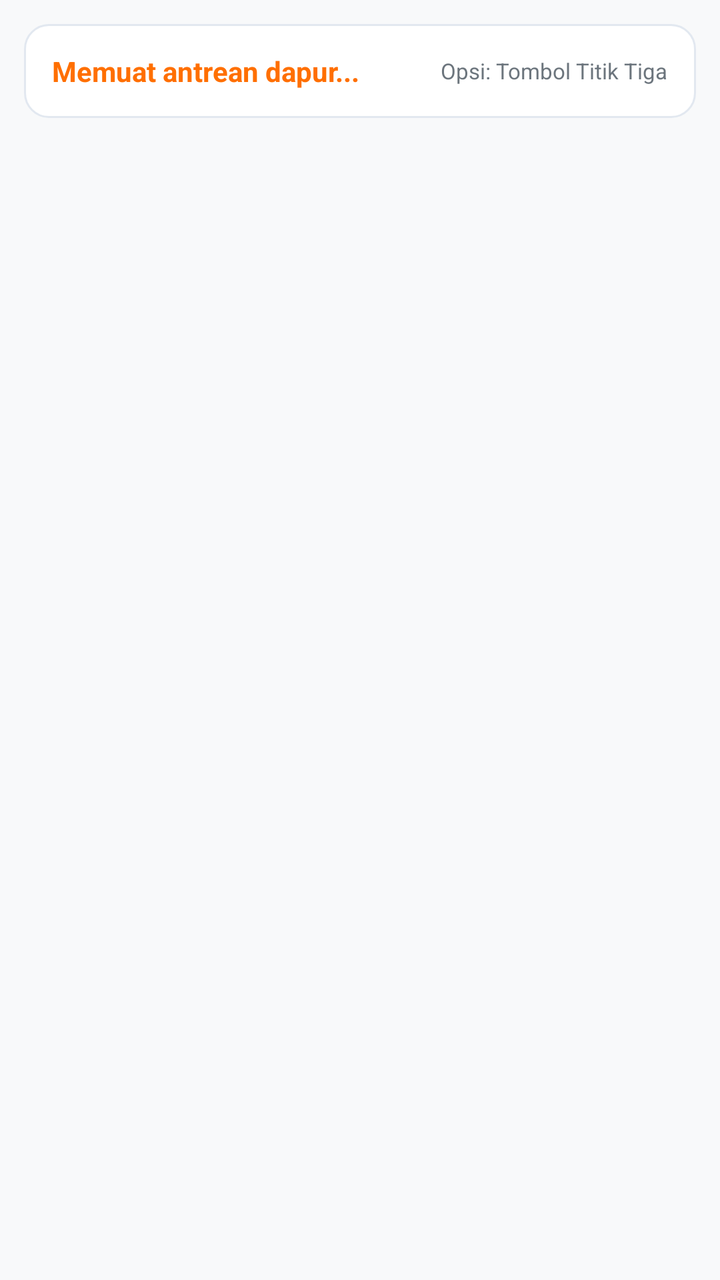
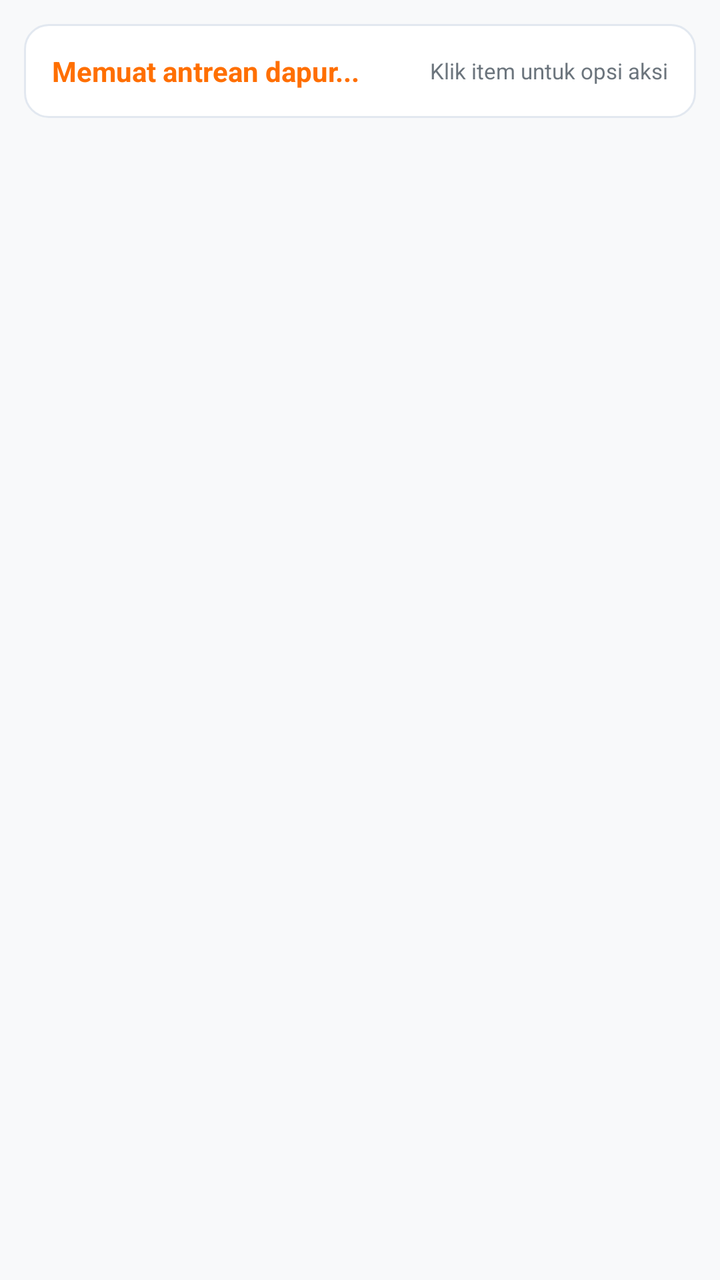

Screens rendered from an Android XML layout before and after an edit, with the pre-edit source and the edit as a unified diff.
<!-- AndroidManifest.xml: application theme Theme.Material3.Light -->
<!-- res/layout/fragment_antrian.xml -->
<?xml version="1.0" encoding="utf-8"?>
<LinearLayout xmlns:android="http://schemas.android.com/apk/res/android"
    android:layout_width="match_parent"
    android:layout_height="match_parent"
    android:orientation="vertical"
    android:background="#F8F9FA"
    android:padding="12dp">

    
    <LinearLayout
        android:layout_width="match_parent"
        android:layout_height="wrap_content"
        android:orientation="horizontal"
        android:background="@drawable/bg_card_minimal"
        android:padding="14dp"
        android:gravity="center_vertical"
        android:layout_marginBottom="8dp">

        <TextView
            android:id="@+id/tvInfoAntrian"
            android:layout_width="0dp"
            android:layout_height="wrap_content"
            android:layout_weight="1"
            android:text="Memuat antrean dapur..."
            android:textStyle="bold"
            android:textColor="@color/primary"
            android:textSize="14sp" />

        <TextView
            android:layout_width="wrap_content"
            android:layout_height="wrap_content"
            android:text="Opsi: Tombol Titik Tiga"
            android:textSize="11sp"
            android:textColor="#6C757D" />
    </LinearLayout>

    
    <TextView
        android:id="@+id/tvKosong"
        android:layout_width="match_parent"
        android:layout_height="wrap_content"
        android:text="Belum ada pesanan aktif di dapur."
        android:textAlignment="center"
        android:padding="32dp"
        android:textColor="#6C757D"
        android:textSize="13sp"
        android:visibility="gone" />

    
    <ListView
        android:id="@+id/lsAntrian"
        android:layout_width="match_parent"
        android:layout_height="0dp"
        android:layout_weight="1"
        android:divider="@android:color/transparent"
        android:dividerHeight="8dp" />

</LinearLayout>
<!-- resources referenced by this layout -->
<resources>
  <color name="primary">#FF6F00</color>
  <!-- drawable bg_card_minimal (drawable) -->
  <?xml version="1.0" encoding="utf-8"?>
  <shape xmlns:android="http://schemas.android.com/apk/res/android"
      android:shape="rectangle">
      <solid android:color="#FFFFFF" />
      <stroke
          android:width="1dp"
          android:color="#E2E8F0" />
      <corners android:radius="12dp" />
  </shape>
  <style name="Theme.Material3.Light" parent="Theme.MaterialComponents.DayNight.NoActionBar">
          <item name="colorPrimary">@color/primary</item>
          <item name="colorPrimaryVariant">@color/primary_variant</item>
          <item name="colorOnPrimary">@color/on_primary</item>
          <item name="colorSecondary">@color/secondary</item>
          <item name="android:statusBarColor">@color/primary_variant</item>
      </style>
  <color name="primary_variant">#E65100</color>
  <color name="on_primary">#FFFFFF</color>
  <color name="secondary">#FFA000</color>
</resources>

<!-- the commit's change to res/layout/fragment_antrian.xml (unified diff, before → after) -->
@@ -29,7 +29,7 @@
         <TextView
             android:layout_width="wrap_content"
             android:layout_height="wrap_content"
-            android:text="Opsi: Tombol Titik Tiga"
+            android:text="Klik item untuk opsi aksi"
             android:textSize="11sp"
             android:textColor="#6C757D" />
     </LinearLayout>
